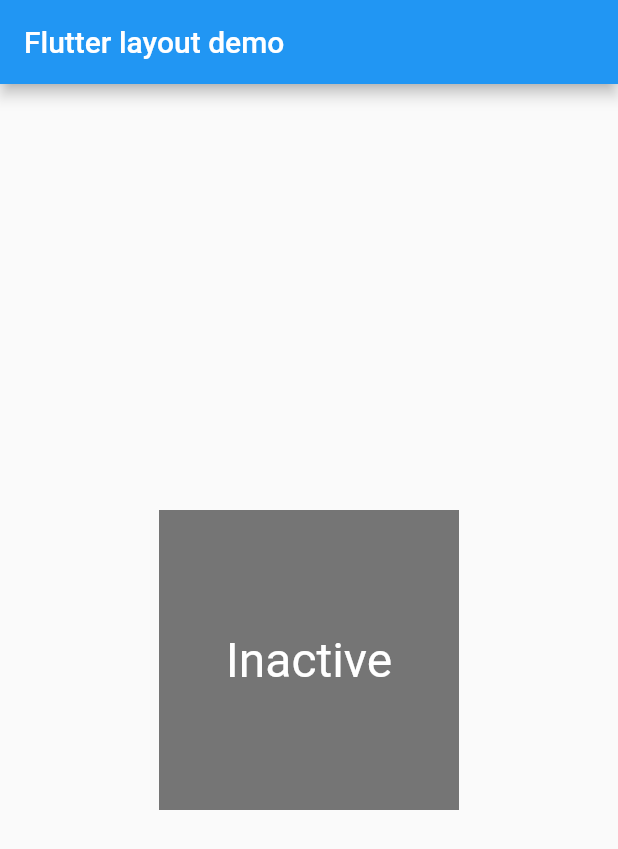
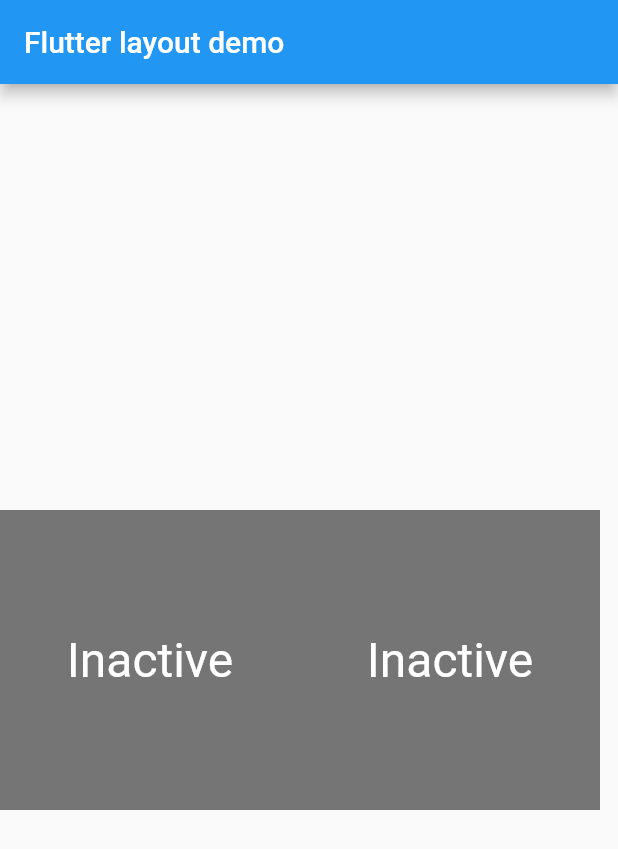
Before and after one commit to CoderNamedHendrick/flutter_tut_project, a Flutter app: the screen it shows after launch, on a phone screen of 412 x 824 dp. Shown: the top 849 px of the screen. Run offline on Flutter 3.47's test engine with Material 2 defaults, Android fonts, the phone set to English and light mode, and no system bars.

Commit message:
Implementing different interactivity styles

```diff
--- /dev/null
+++ b/lib/boxes.dart
@@ -0,0 +1,169 @@
+import 'package:flutter/cupertino.dart';
+import 'package:flutter/material.dart';
+
+
+// ParentWidget manages the state for TapBoxes
+
+// --------------------------- ParentWidget --------------------------- //
+
+class ParentWidget extends StatefulWidget {
+  @override
+  _ParentWidgetState createState() => _ParentWidgetState();
+
+}
+
+class _ParentWidgetState extends State<ParentWidget> {
+  bool _active = false;
+
+  void _handleTapBoxChanged(bool newValue){
+    setState(() {
+      _active = newValue;
+    });
+  }
+
+  @override
+  Widget build(BuildContext context) {
+    // TODO: implement build
+    return Container(
+      child: TapboxC(
+        active: _active,
+        onChanged: _handleTapBoxChanged,
+      ),
+    );
+    throw UnimplementedError();
+  }
+}
+
+class TapboxC extends StatefulWidget{
+  TapboxC({Key key, this.active: false, @required this.onChanged})
+  : super(key: key);
+
+  final bool active;
+  final ValueChanged<bool> onChanged;
+
+  _TapboxCState createState() => _TapboxCState();
+}
+
+class _TapboxCState extends State<TapboxC> {
+  bool _highlight = false;
+
+  void _handleTapDown(TapDownDetails details){
+    setState(() {
+      _highlight = true;
+    });
+  }
+
+  void _handleTapUp(TapUpDetails details){
+    setState(() {
+      _highlight = false;
+    });
+  }
+
+  void _handleTapCancel(){
+    setState(() {
+      _highlight = false;
+    });
+  }
+
+  void _handleTap(){
+    widget.onChanged(!widget.active);
+  }
+
+  @override
+  Widget build(BuildContext context) {
+    // TODO: implement build
+    // This example adds a green border on tap down.
+    // On tap up, the square changes to the opposite state.
+    return GestureDetector(
+      onTapDown: _handleTapDown, // Handle the tap events in the order
+      onTapUp: _handleTapUp, // they occur: down, up, tap, cancel
+      onTap: _handleTap,
+      onTapCancel: _handleTapCancel,
+      child: Container(
+        child: Center(
+          child: Text(widget.active ? 'Active' : 'Inactive',
+          style: TextStyle(fontSize: 32, color: Colors.white)),
+        ),
+        width: 200,
+        height: 200,
+        decoration: BoxDecoration(
+          color:
+            widget.active ? Colors.lightGreen[700] : Colors.grey[600],
+          border: _highlight
+            ? Border.all(
+            color: Colors.teal[700],
+            width: 10)
+              :null,
+        ),
+      ),
+    );
+  }
+}
+
+class TapboxB extends StatelessWidget {
+  final ValueChanged<bool> onChanged;
+  final bool active;
+
+  TapboxB({Key key, this.active: false, @required this.onChanged})
+  :super(key: key);
+
+  void _handleTap() {
+    onChanged(!active);
+  }
+
+  @override
+  Widget build(BuildContext context) {
+    // TODO: implement build
+    return GestureDetector(
+      onTap: _handleTap,
+      child: Container(
+        child: Center(
+          child: Text(
+            active ? 'Active' : 'Inactive',
+            style: TextStyle(fontSize: 32, color: Colors.white),
+          ),
+        ),
+        width: 200,
+        height: 200,
+        decoration: BoxDecoration(
+          color: active ? Colors.lightGreen[700] : Colors.grey[600],
+        ),
+      ),
+    );
+  }
+}
+class TapboxA extends StatefulWidget{
+  TapboxA({Key key}) : super(key: key);
+
+  @override
+  _TapboxAState createState() => _TapboxAState();
+}
+
+class _TapboxAState extends State<TapboxA> {
+  bool _active = false;
+
+  void _handleTap(){
+    setState(() {
+      _active = !_active;
+    });
+  }
+  @override
+  Widget build(BuildContext context) {
+    return GestureDetector(
+      onTap: _handleTap,
+      child: Container(
+        child: Center(
+          child: Text(
+            _active ? 'Active' : 'Inactive',
+            style: TextStyle(fontSize: 32, color: Colors.white),
+          ),
+        ),
+        width: 200,
+        height: 200,
+        decoration: BoxDecoration(
+            color: _active ? Colors.lightGreen[700] : Colors.grey[600]
+        ),
+      ),
+    );
+  }
+}
--- a/lib/main.dart
+++ b/lib/main.dart
@@ -1,45 +1,14 @@
+import 'package:flutter/foundation.dart';
 import 'package:flutter/material.dart';
 import 'package:flutter/rendering.dart';
+
+import 'boxes.dart';
 
 void main() {
   runApp(MyApp());
 }
 
-class TapboxA extends StatefulWidget{
-  TapboxA({Key key}) : super(key: key);
 
-  @override
-  _TapboxAState createState() => _TapboxAState();
-}
-
-class _TapboxAState extends State<TapboxA> {
-  bool _active = false;
-
-  void _handleTap(){
-    setState(() {
-      _active = !_active;
-    });
-  }
-  @override
-  Widget build(BuildContext context) {
-    return GestureDetector(
-      onTap: _handleTap,
-      child: Container(
-        child: Center(
-          child: Text(
-            _active ? 'Active' : 'Inactive',
-            style: TextStyle(fontSize: 32, color: Colors.white),
-          ),
-        ),
-        width: 200,
-        height: 200,
-        decoration: BoxDecoration(
-          color: _active ? Colors.lightGreen[700] : Colors.grey[600]
-        ),
-      ),
-    );
-  }
-}
 class MyApp extends StatelessWidget {
 
   // Title Section Widget
@@ -126,7 +95,12 @@ class MyApp extends StatelessWidget {
         //     textSection,
         //   ],
         body: Center(
-          child: TapboxA(),
+          child: Row(
+            children: [
+              TapboxA(),
+              ParentWidget(),
+            ],
+          ),
         ),
       ),
     );
```
